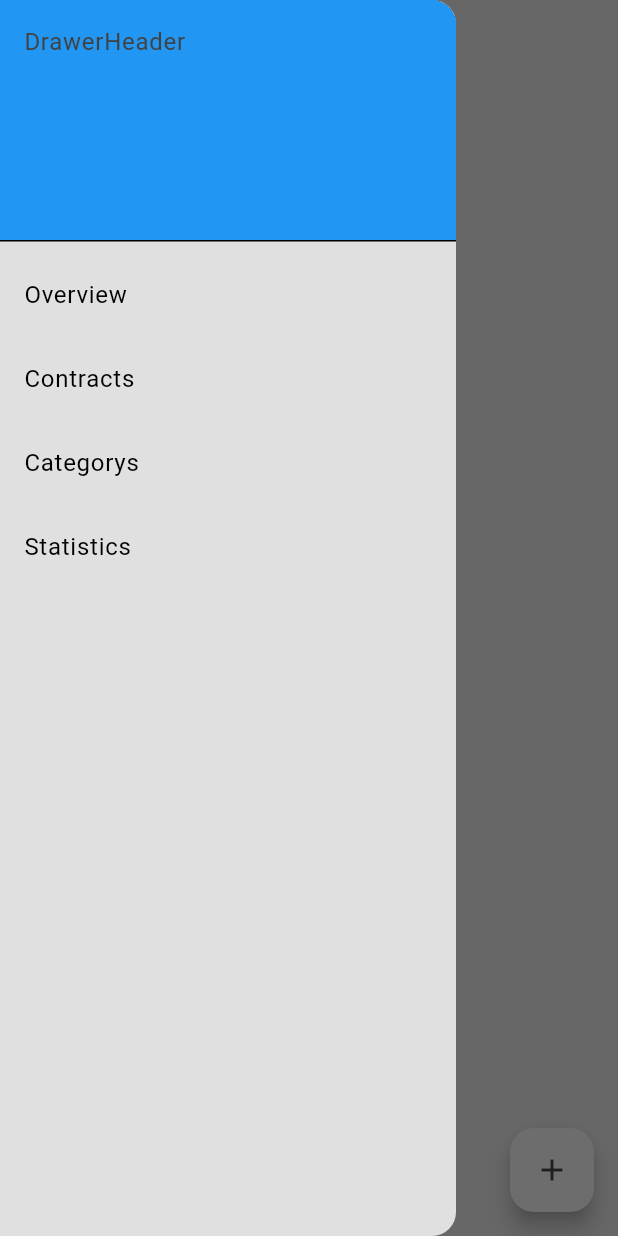
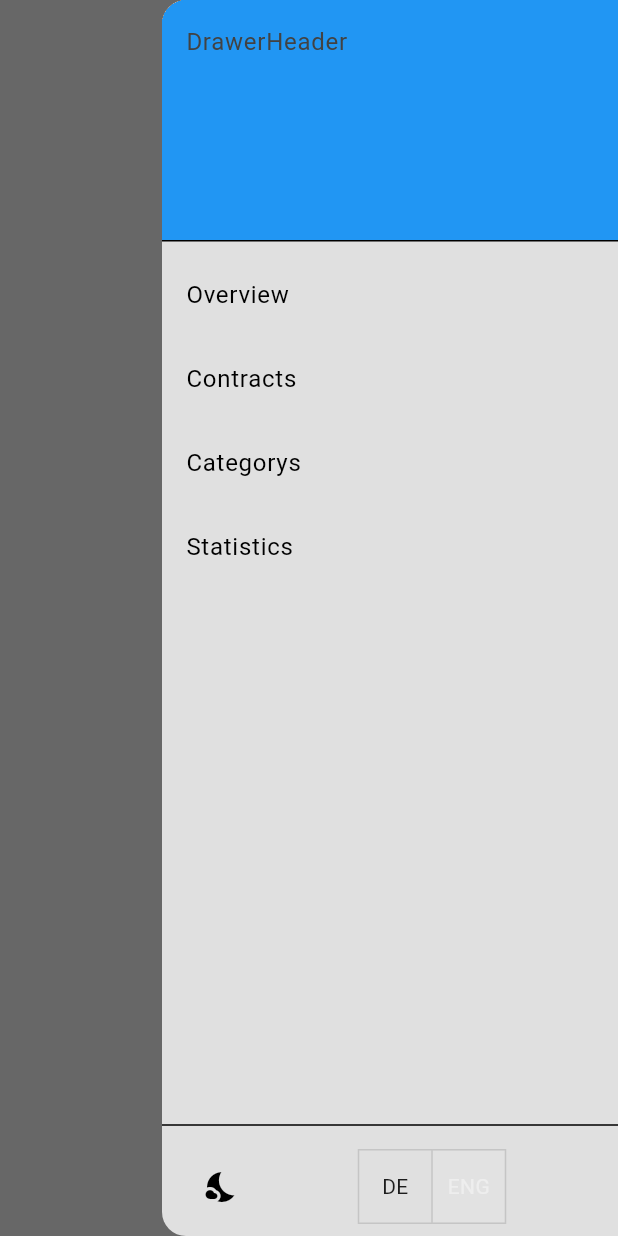
Before and after one commit to Astanto96/FixedFundsFlow, a Flutter app: the screen it shows after launch, with the side drawer open, on a phone screen of 412 x 824 dp. Run offline on Flutter 3.47's test engine with Material 3 defaults, Android fonts, the phone set to English and light mode, and no system bars; our stand-ins replace flutter_riverpod, riverpod.

Commit message:
Theme / Language Provider & Toggle

```diff
--- a/lib/app/fixedfundsflowapp.dart
+++ b/lib/app/fixedfundsflowapp.dart
@@ -1,17 +1,19 @@
-import 'package:fixedfundsflow/config/routes/routes.dart';
-import 'package:fixedfundsflow/config/theme/theme.dart';
+import 'package:fixedfundsflow/config/config.dart';
+import 'package:fixedfundsflow/provider/theme_provider.dart';
 import 'package:flutter/material.dart';
+import 'package:flutter_riverpod/flutter_riverpod.dart';
 
-class FixedFundsFlowApp extends StatelessWidget {
+class FixedFundsFlowApp extends ConsumerWidget {
   const FixedFundsFlowApp({super.key});
 
   @override
-  Widget build(BuildContext context) {
+  Widget build(BuildContext context, WidgetRef ref) {
+    final theme = ref.watch(themeProvider);
+
     return MaterialApp(
       title: "FixedFundsFlow",
       debugShowCheckedModeBanner: false,
-      theme: lightMode,
-      darkTheme: darkMode,
+      theme: theme,
       initialRoute: RouteLocation.home,
       routes: getAppRoutes(),
     );
--- a/lib/config/config.dart
+++ b/lib/config/config.dart
@@ -1 +1,2 @@
 export 'theme/theme.dart';
+export 'routes/routes.dart';
--- a/lib/main.dart
+++ b/lib/main.dart
@@ -1,6 +1,7 @@
 import 'package:flutter/material.dart';
 import 'package:fixedfundsflow/app/fixedfundsflowapp.dart';
+import 'package:flutter_riverpod/flutter_riverpod.dart';
 
 void main() {
-  runApp(const FixedFundsFlowApp());
+  runApp(const ProviderScope(child: FixedFundsFlowApp()));
 }
--- a/lib/pages/welcome_page.dart
+++ b/lib/pages/welcome_page.dart
@@ -15,7 +15,7 @@ class WelcomePage extends ConsumerWidget {
         foregroundColor: Theme.of(context).colorScheme.inversePrimary,
       ),
       //BURGERMENU
-      drawer: const MenuDrawer(),
+      endDrawer: const MenuDrawer(),
 
       //INTRO-MITTIG
       body: const Center(
--- /dev/null
+++ b/lib/provider/language_provider.dart
@@ -0,0 +1,5 @@
+import 'package:fixedfundsflow/utils/language_notifier.dart';
+import 'package:flutter_riverpod/flutter_riverpod.dart';
+
+final languageProvider = StateNotifierProvider<LanguageNotifier, String>(
+    (ref) => LanguageNotifier());
--- /dev/null
+++ b/lib/provider/theme_provider.dart
@@ -0,0 +1,6 @@
+import 'package:fixedfundsflow/utils/theme_notifier.dart';
+import 'package:flutter/material.dart';
+import 'package:riverpod/riverpod.dart';
+
+final themeProvider =
+    StateNotifierProvider<ThemeNotifier, ThemeData>((ref) => ThemeNotifier());
--- a/lib/widgets/menu_drawer.dart
+++ b/lib/widgets/menu_drawer.dart
@@ -1,13 +1,22 @@
-import 'package:fixedfundsflow/config/routes/routes.dart';
+import 'package:fixedfundsflow/config/config.dart';
+import 'package:fixedfundsflow/provider/language_provider.dart';
+import 'package:fixedfundsflow/provider/theme_provider.dart';
 import 'package:flutter/material.dart';
+import 'package:flutter_riverpod/flutter_riverpod.dart';
 
-class MenuDrawer extends StatelessWidget {
+class MenuDrawer extends ConsumerWidget {
   const MenuDrawer({super.key});
 
   @override
-  Widget build(BuildContext context) {
+  Widget build(BuildContext context, WidgetRef ref) {
+    final ThemeData theme = ref.watch(themeProvider);
+    final String language = ref.watch(languageProvider);
+
     return Drawer(
       backgroundColor: Theme.of(context).colorScheme.background,
+      child: Column(
+        children: [
+          Expanded(
             child: ListView(
               padding: EdgeInsets.zero,
               children: [
@@ -19,29 +28,58 @@ class MenuDrawer extends StatelessWidget {
                   title: const Text('Overview'),
                   onTap: () {
                     Navigator.of(context).pushNamed(RouteLocation.overview);
-              //Navigator.pop(context);
                   },
                 ),
                 ListTile(
                   title: const Text('Contracts'),
                   onTap: () {
                     Navigator.of(context).pushNamed(RouteLocation.contracts);
-              //Navigator.pop(context);
                   },
                 ),
                 ListTile(
                   title: const Text('Categorys'),
                   onTap: () {
                     Navigator.of(context).pushNamed(RouteLocation.categorys);
-              //Navigator.pop(context);
                   },
                 ),
                 ListTile(
                   title: const Text('Statistics'),
                   onTap: () {
-              Navigator.of(context).pushNamed(RouteLocation.statisticsPage);
-              //Navigator.pop(context);
+                    Navigator.of(context)
+                        .pushNamed(RouteLocation.statisticsPage);
                   },
+                ),
+              ],
+            ),
+          ),
+          // Toggle switches at the bottom
+          const Divider(),
+          ListTile(
+            leading: IconButton(
+              icon: Icon(theme.brightness == Brightness.dark
+                  ? Icons.sunny
+                  : Icons.nights_stay),
+              onPressed: () {
+                ref.read(themeProvider.notifier).toggleTheme();
+              },
+            ),
+            title: Center(
+              child: ToggleButtons(
+                isSelected: [
+                  language == 'de',
+                  language == 'en',
+                ],
+                onPressed: (int index) {
+                  ref
+                      .read(languageProvider.notifier)
+                      .switchLanguage(index == 0 ? 'de' : 'eng');
+                },
+                children: const <Widget>[
+                  Text('DE'),
+                  Text('ENG'),
+                ],
+              ),
+            ),
           ),
         ],
       ),
```
Also changed, not shown: lib/utils/language_notifier.dart (added, +9 -0 lines), lib/utils/theme_notifier.dart (added, +13 -0 lines), notizen.txt (+18 -0 lines). Lines whose indentation alone changed are shown as unchanged.
